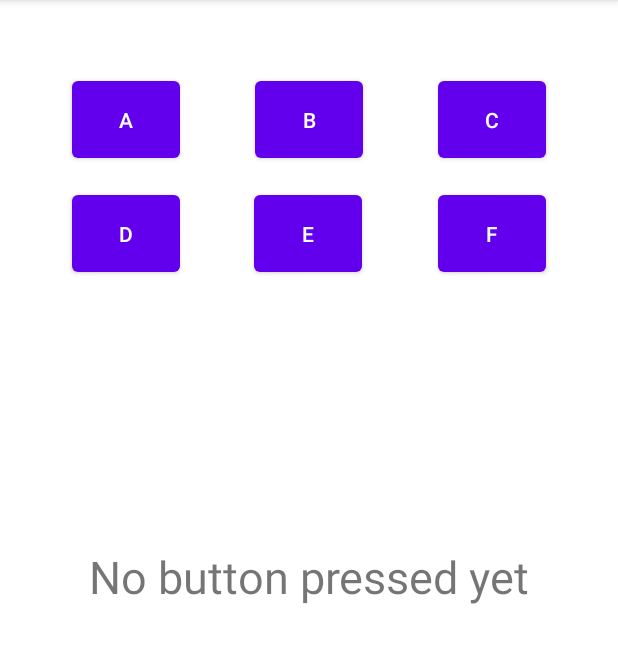
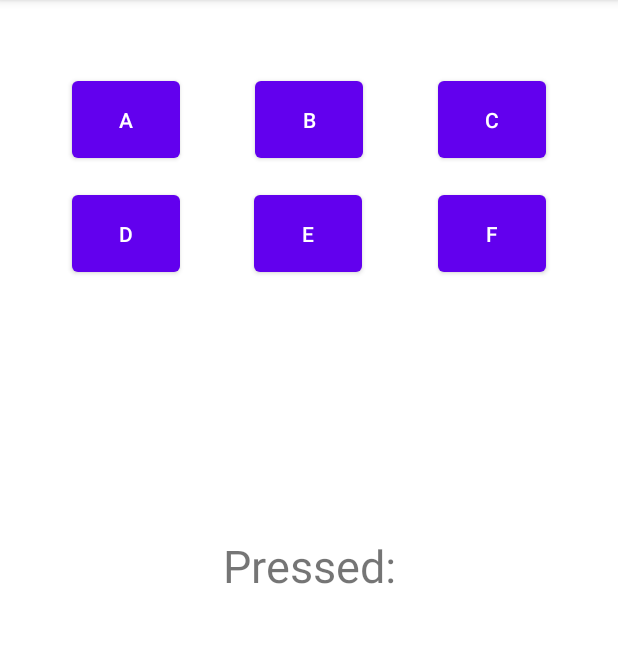
Before and after one commit to tobyatgithub/cs5520MobileAppDesign, an Android app: the Clicky screen opened directly, with no data from a screen before it, on a phone screen of 412 x 824 dp, the part 84-747 px from its top. Run offline under Robolectric (Android 15) with nearby library versions, the light colour scheme and no system bars.

Commit message:
add  freezeText=true to make text stay after rotation.

```diff
--- a/NUMAD2021Spring-FangyuanHuang/app/src/main/res/layout/activity_clicky.xml
+++ b/NUMAD2021Spring-FangyuanHuang/app/src/main/res/layout/activity_clicky.xml
@@ -10,8 +10,8 @@
         android:layout_width="72dp"
         android:layout_height="63dp"
         android:layout_marginTop="124dp"
+        android:onClick="ClickyClickE"
         android:text="E"
-        android:onClick="ClickyClickE"
         app:layout_constraintEnd_toEndOf="parent"
         app:layout_constraintHorizontal_bias="0.498"
         app:layout_constraintStart_toStartOf="parent"
@@ -76,10 +76,12 @@
         android:id="@+id/ClickyText"
         android:layout_width="wrap_content"
         android:layout_height="wrap_content"
-        android:text="No button pressed yet"
+        android:text="Pressed:"
         android:textSize="30sp"
+        android:freezesText="true"
         app:layout_constraintBottom_toBottomOf="parent"
         app:layout_constraintEnd_toEndOf="parent"
         app:layout_constraintStart_toStartOf="parent"
-        app:layout_constraintTop_toTopOf="parent" />
+        app:layout_constraintTop_toBottomOf="@+id/E"
+        app:layout_constraintVertical_bias="0.313" />
 </androidx.constraintlayout.widget.ConstraintLayout>
--- a/NUMAD2021Spring-FangyuanHuang/app/src/main/res/layout/activity_main.xml
+++ b/NUMAD2021Spring-FangyuanHuang/app/src/main/res/layout/activity_main.xml
@@ -33,12 +33,12 @@
         android:id="@+id/button"
         android:layout_width="wrap_content"
         android:layout_height="wrap_content"
+        android:onClick="goToClickyActivity"
         android:text="Clicky Clicky"
-        android:onClick="goToClickyActivity"
         app:layout_constraintBottom_toBottomOf="parent"
         app:layout_constraintEnd_toEndOf="parent"
         app:layout_constraintStart_toStartOf="parent"
-        app:layout_constraintTop_toTopOf="parent"
-        app:layout_constraintVertical_bias="0.525" />
+        app:layout_constraintTop_toBottomOf="@+id/textView"
+        app:layout_constraintVertical_bias="0.246" />
 
 </androidx.constraintlayout.widget.ConstraintLayout>
```
